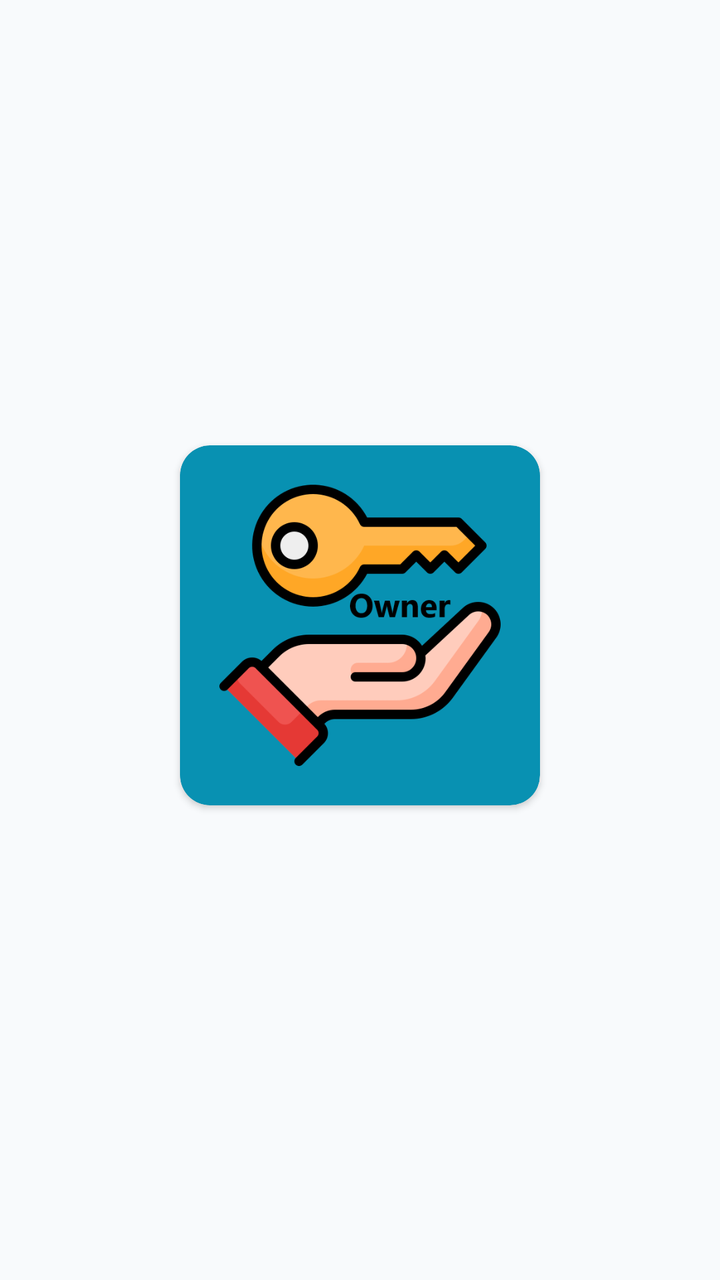
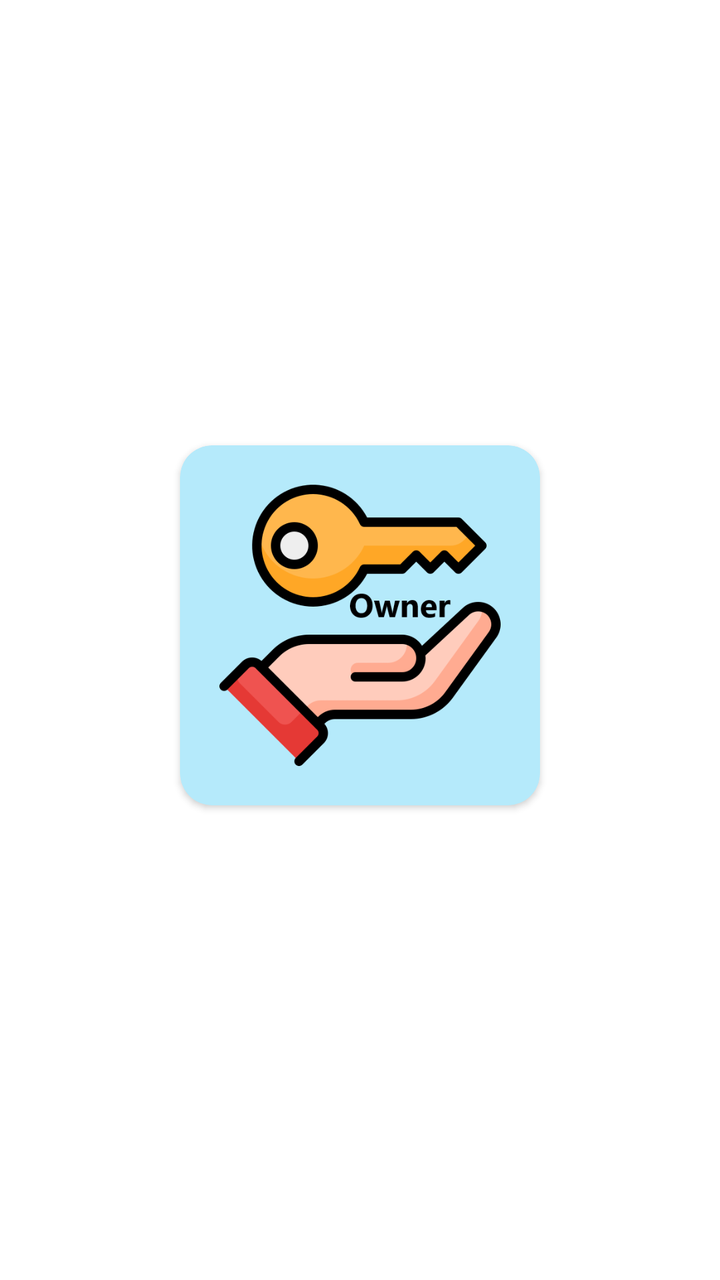

Screens rendered from an Android XML layout before and after an edit, with the pre-edit source and the edit as a unified diff.
<!-- AndroidManifest.xml: application theme Theme.StudentRoomSharingApp -->
<!-- res/layout/activity_main.xml -->
<?xml version="1.0" encoding="utf-8"?>
<androidx.constraintlayout.widget.ConstraintLayout xmlns:android="http://schemas.android.com/apk/res/android"
    xmlns:app="http://schemas.android.com/apk/res-auto"
    xmlns:tools="http://schemas.android.com/tools"
    android:layout_width="match_parent"
    android:layout_height="match_parent"
    android:background="@color/final_white"
    tools:context=".MainActivity">

    <androidx.cardview.widget.CardView
        android:id="@+id/cardView2"
        android:layout_width="180dp"
        android:layout_height="180dp"
        android:layout_marginStart="100dp"
        android:layout_marginTop="200dp"
        android:layout_marginEnd="100dp"
        android:layout_marginBottom="450dp"
        android:backgroundTint="@color/C_color"
        app:cardCornerRadius="15dp"
        app:layout_constraintBottom_toBottomOf="parent"
        app:layout_constraintEnd_toEndOf="parent"
        app:layout_constraintStart_toStartOf="parent"
        app:layout_constraintTop_toTopOf="parent">

        <ImageView
            android:layout_width="wrap_content"
            android:layout_height="wrap_content"
            android:layout_margin="15dp"
            android:background="@drawable/rentp"
            android:contentDescription="@string/rent"
            android:onClick="Rent" />
    </androidx.cardview.widget.CardView>

    <androidx.cardview.widget.CardView
        android:id="@+id/cardView4"
        android:layout_width="180dp"
        android:layout_height="180dp"
        android:layout_marginStart="100dp"
        android:layout_marginTop="100dp"
        android:layout_marginEnd="100dp"
        android:layout_marginBottom="220dp"
        android:backgroundTint="@color/C_color"
        app:cardCornerRadius="15dp"
        app:layout_constraintBottom_toBottomOf="parent"
        app:layout_constraintEnd_toEndOf="parent"
        app:layout_constraintStart_toStartOf="parent"
        app:layout_constraintTop_toBottomOf="@+id/cardView2">

        <ImageView
            android:layout_width="wrap_content"
            android:layout_height="wrap_content"
            android:layout_margin="15dp"
            android:background="@drawable/key"
            android:contentDescription="Owner"
            android:onClick="Owner" />
    </androidx.cardview.widget.CardView>
</androidx.constraintlayout.widget.ConstraintLayout>
<!-- resources referenced by this layout -->
<resources>
  <color name="C_color">@color/primary</color>
  <color name="final_white">#F8FAFC</color>
  <string name="rent">Rent</string>
  <color name="primary">#0891B2</color>
  <color name="onPrimary">#FFFFFF</color>
  <color name="primaryContainer">#B5EAFB</color>
  <color name="onPrimaryContainer">#001F2A</color>
  <color name="secondary">#4E6A74</color>
  <color name="onSecondary">#FFFFFF</color>
  <color name="secondaryContainer">#D1F0F8</color>
  <color name="onSecondaryContainer">#05212A</color>
  <color name="tertiary">#9B6B4C</color>
  <color name="onTertiary">#FFFFFF</color>
  <color name="error">#DC2626</color>
  <color name="onError">#FFFFFF</color>
  <color name="errorContainer">#FFDAD6</color>
  <color name="onErrorContainer">#410002</color>
  <color name="background">#F8FAFC</color>
  <color name="onBackground">#0F172A</color>
  <color name="surface">#FFFFFF</color>
  <color name="onSurface">#0F172A</color>
  <color name="surfaceVariant">#E2E8F0</color>
  <color name="onSurfaceVariant">#475569</color>
  <color name="outline">#94A3B8</color>
  <style name="TextAppearance.StudentRoomSharingApp.HeadlineMedium" parent="TextAppearance.Material3.HeadlineMedium">
          <item name="android:textSize">28sp</item>
          <item name="android:lineSpacingExtra">0sp</item>
          <item name="android:fontWeight">600</item>
      </style>
  <style name="TextAppearance.StudentRoomSharingApp.TitleLarge" parent="TextAppearance.Material3.TitleLarge">
          <item name="android:textSize">22sp</item>
          <item name="android:lineSpacingExtra">0sp</item>
          <item name="android:fontWeight">600</item>
      </style>
  <style name="TextAppearance.StudentRoomSharingApp.TitleMedium" parent="TextAppearance.Material3.TitleMedium">
          <item name="android:textSize">16sp</item>
          <item name="android:lineSpacingExtra">0sp</item>
          <item name="android:fontWeight">600</item>
      </style>
  <style name="TextAppearance.StudentRoomSharingApp.TitleSmall" parent="TextAppearance.Material3.TitleSmall">
          <item name="android:textSize">14sp</item>
          <item name="android:lineSpacingExtra">0sp</item>
          <item name="android:fontWeight">600</item>
      </style>
  <style name="TextAppearance.StudentRoomSharingApp.BodyLarge" parent="TextAppearance.Material3.BodyLarge">
          <item name="android:textSize">16sp</item>
          <item name="android:lineSpacingExtra">4sp</item>
      </style>
  <style name="TextAppearance.StudentRoomSharingApp.BodyMedium" parent="TextAppearance.Material3.BodyMedium">
          <item name="android:textSize">14sp</item>
          <item name="android:lineSpacingExtra">4sp</item>
      </style>
  <style name="TextAppearance.StudentRoomSharingApp.BodySmall" parent="TextAppearance.Material3.BodySmall">
          <item name="android:textSize">12sp</item>
          <item name="android:lineSpacingExtra">4sp</item>
      </style>
  <style name="TextAppearance.StudentRoomSharingApp.LabelLarge" parent="TextAppearance.Material3.LabelLarge">
          <item name="android:textSize">14sp</item>
          <item name="android:fontWeight">500</item>
          <item name="android:letterSpacing">0.01</item>
      </style>
  <style name="TextAppearance.StudentRoomSharingApp.LabelMedium" parent="TextAppearance.Material3.LabelMedium">
          <item name="android:textSize">12sp</item>
          <item name="android:fontWeight">500</item>
          <item name="android:letterSpacing">0.02</item>
      </style>
  <style name="TextAppearance.StudentRoomSharingApp.LabelSmall" parent="TextAppearance.Material3.LabelSmall">
          <item name="android:textSize">11sp</item>
          <item name="android:fontWeight">500</item>
          <item name="android:letterSpacing">0.03</item>
      </style>
  <!-- unchanged entries left out for length: 4 -->
</resources>

<!-- the commit's change to res/layout/activity_main.xml (unified diff, before → after) -->
@@ -4,7 +4,7 @@
     xmlns:tools="http://schemas.android.com/tools"
     android:layout_width="match_parent"
     android:layout_height="match_parent"
-    android:background="@color/final_white"
+    android:background="?attr/colorSurface"
     tools:context=".MainActivity">
 
     <androidx.cardview.widget.CardView
@@ -15,8 +15,8 @@
         android:layout_marginTop="200dp"
         android:layout_marginEnd="100dp"
         android:layout_marginBottom="450dp"
-        android:backgroundTint="@color/C_color"
-        app:cardCornerRadius="15dp"
+            android:backgroundTint="?attr/colorPrimaryContainer"
+        app:cardCornerRadius="@dimen/shapeCornerLarge"
         app:layout_constraintBottom_toBottomOf="parent"
         app:layout_constraintEnd_toEndOf="parent"
         app:layout_constraintStart_toStartOf="parent"
@@ -39,8 +39,8 @@
         android:layout_marginTop="100dp"
         android:layout_marginEnd="100dp"
         android:layout_marginBottom="220dp"
-        android:backgroundTint="@color/C_color"
-        app:cardCornerRadius="15dp"
+            android:backgroundTint="?attr/colorPrimaryContainer"
+        app:cardCornerRadius="@dimen/shapeCornerLarge"
         app:layout_constraintBottom_toBottomOf="parent"
         app:layout_constraintEnd_toEndOf="parent"
         app:layout_constraintStart_toStartOf="parent"
<!-- resource entries referenced after the edit -->
@@ -1,7 +1,6 @@
 <!-- resources referenced by this layout -->
 <resources>
-  <color name="C_color">@color/primary</color>
-  <color name="final_white">#F8FAFC</color>
+  <dimen name="shapeCornerLarge">16dp</dimen>
   <string name="rent">Rent</string>
   <color name="primary">#0891B2</color>
   <color name="onPrimary">#FFFFFF</color>
